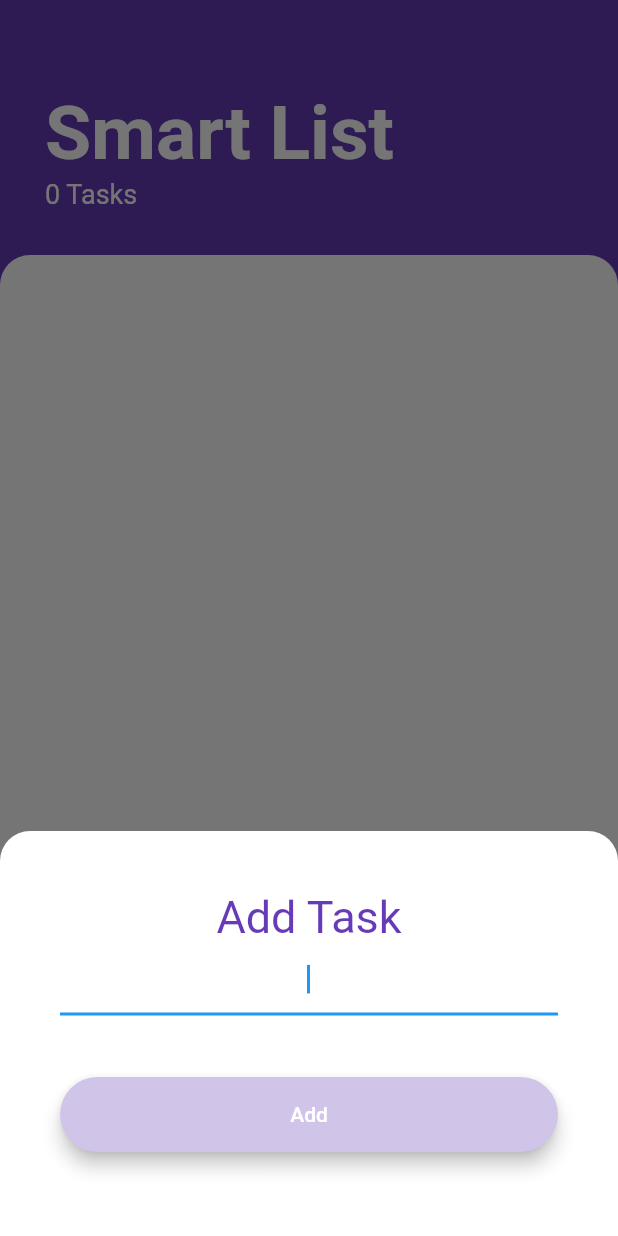
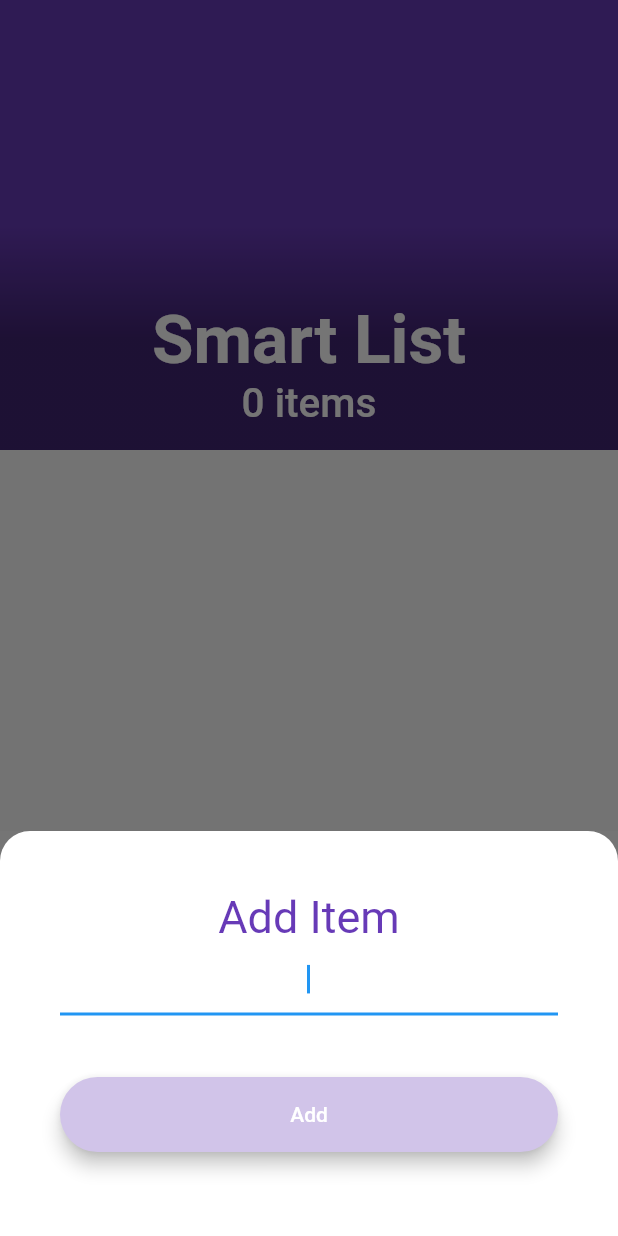
Before and after one commit to kaylanx/smartlist_flutter, a Flutter app: the screen it shows after launch, after a tap on the "add" icon, on a phone screen of 412 x 824 dp. Run offline on Flutter 3.47's test engine with Material 2 defaults, Android fonts, the phone set to English and light mode, and no system bars.

Commit message:
Refactoring names, made it use a SliverList

```diff
--- a/lib/main.dart
+++ b/lib/main.dart
@@ -1,7 +1,7 @@
 import 'package:flutter/material.dart';
 import 'package:provider/provider.dart';
-import 'package:todoey_flutter/models/tasks_model.dart';
-import 'package:todoey_flutter/screens/tasks_screen.dart';
+import 'package:todoey_flutter/models/list_items_model.dart';
+import 'package:todoey_flutter/screens/list_items_screen.dart';
 
 void main() {
   runApp(SmartListApp());
@@ -11,13 +11,13 @@ class SmartListApp extends StatelessWidget {
   @override
   Widget build(BuildContext context) {
     return ChangeNotifierProvider(
-      create: (_) => TasksModel(),
+      create: (_) => ListItemsModel(),
       child: MaterialApp(
         theme: Theme.of(context).copyWith(
           primaryColor: Colors.deepPurple,
           disabledColor: Colors.deepPurple[100],
         ),
-        home: TasksScreen(),
+        home: ListItemsScreen(),
       ),
     );
   }
--- a/lib/models/task.dart
+++ b/lib/models/list_item.dart
@@ -1,10 +1,10 @@
-class Task {
+class ListItem {
   final String name;
   bool _isDone = false;
 
   bool get isDone => _isDone;
 
-  Task({this.name});
+  ListItem({this.name});
 
   void toggleDone() {
     _isDone = !_isDone;
--- /dev/null
+++ b/lib/models/list_items_model.dart
@@ -0,0 +1,29 @@
+import 'dart:collection';
+
+import 'package:flutter/foundation.dart';
+import 'package:todoey_flutter/models/list_item.dart';
+
+class ListItemsModel with ChangeNotifier {
+  List<ListItem> _listItems
+  = [];
+  // = List.generate(20, (index) => ListItem(name: 'Shopping List Item ${index+1}'));
+
+  UnmodifiableListView<ListItem> get listItems => UnmodifiableListView(_listItems);
+
+  int get listItemsCount => _listItems.length;
+
+  void addListItem(ListItem listItem) {
+    _listItems.add(listItem);
+    notifyListeners();
+  }
+
+  void toggleListItemDone(ListItem listItem) {
+    listItem.toggleDone();
+    notifyListeners();
+  }
+
+  void removeListItem(ListItem listItem) {
+    _listItems.remove(listItem);
+    notifyListeners();
+  }
+}
--- a/lib/models/tasks_model.dart
+++ /dev/null
@@ -1,27 +0,0 @@
-import 'dart:collection';
-
-import 'package:flutter/foundation.dart';
-import 'package:todoey_flutter/models/task.dart';
-
-class TasksModel with ChangeNotifier {
-  List<Task> _tasks = [];
-
-  UnmodifiableListView<Task> get tasks => UnmodifiableListView(_tasks);
-
-  int get taskCount => _tasks.length;
-
-  void addTask(Task task) {
-    _tasks.add(task);
-    notifyListeners();
-  }
-
-  void toggleTaskDone(Task task) {
-    task.toggleDone();
-    notifyListeners();
-  }
-
-  void removeTask(Task task) {
-    _tasks.remove(task);
-    notifyListeners();
-  }
-}
--- a/lib/screens/add_task_screen.dart
+++ b/lib/screens/add_list_item_screen.dart
@@ -1,15 +1,15 @@
 import 'package:flutter/material.dart';
 import 'package:provider/provider.dart';
-import 'package:todoey_flutter/models/task.dart';
-import 'package:todoey_flutter/models/tasks_model.dart';
+import 'package:todoey_flutter/models/list_item.dart';
+import 'package:todoey_flutter/models/list_items_model.dart';
 import 'package:todoey_flutter/widgets/rounded_button.dart';
 
-class AddTaskScreen extends StatefulWidget {
+class AddListItemScreen extends StatefulWidget {
   @override
-  _AddTaskScreenState createState() => _AddTaskScreenState();
+  _AddListItemScreenState createState() => _AddListItemScreenState();
 }
 
-class _AddTaskScreenState extends State<AddTaskScreen> {
+class _AddListItemScreenState extends State<AddListItemScreen> {
 
   String text;
 
@@ -21,7 +21,7 @@ class _AddTaskScreenState extends State<AddTaskScreen> {
     final disabledColor = Theme.of(context).disabledColor;
 
     final Function onAddPressed = () {
-      context.read<TasksModel>().addTask(Task(name: text));
+      context.read<ListItemsModel>().addListItem(ListItem(name: text));
       Navigator.pop(context);
     };
 
@@ -40,7 +40,7 @@ class _AddTaskScreenState extends State<AddTaskScreen> {
           crossAxisAlignment: CrossAxisAlignment.stretch,
           children: [
             Text(
-              'Add Task',
+              'Add Item',
               textAlign: TextAlign.center,
               style: TextStyle(
                 fontSize: 30.0,
--- /dev/null
+++ b/lib/screens/list_items_screen.dart
@@ -0,0 +1,100 @@
+import 'package:flutter/material.dart';
+import 'package:provider/provider.dart';
+import 'package:todoey_flutter/models/list_items_model.dart';
+import 'package:todoey_flutter/screens/add_list_item_screen.dart';
+import 'package:todoey_flutter/widgets/list_items_list.dart';
+
+class ListItemsScreen extends StatelessWidget {
+  Widget build(BuildContext context) {
+    return Scaffold(
+      floatingActionButton: FloatingActionButton(
+        backgroundColor: Theme
+            .of(context)
+            .primaryColor,
+        child: Icon(Icons.add),
+        onPressed: () {
+          showModalBottomSheet(
+            context: context,
+            isScrollControlled: true,
+            builder: (context) =>
+                SingleChildScrollView(
+                  child: Container(
+                    padding: EdgeInsets.only(
+                      bottom: MediaQuery
+                          .of(context)
+                          .viewInsets
+                          .bottom,
+                    ),
+                    child: AddListItemScreen(),
+                  ),
+                ),
+          );
+        },
+      ),
+      body: CustomScrollView(
+        physics: const AlwaysScrollableScrollPhysics(),
+        slivers: <Widget>[
+          SliverAppBar(
+            pinned: true,
+            stretch: true,
+            expandedHeight: 300.0,
+            flexibleSpace: FlexibleSpaceBar(
+              stretchModes: <StretchMode>[
+                StretchMode.zoomBackground,
+                StretchMode.blurBackground,
+                StretchMode.fadeTitle,
+              ],
+              centerTitle: true,
+              title: Column(
+                mainAxisAlignment: MainAxisAlignment.end,
+                children: [
+                  Text(
+                    "Smart List",
+                    style: TextStyle(
+                      color: Colors.white,
+                      fontSize: 30.0,
+                      fontWeight: FontWeight.w700,
+                    ),
+                  ),
+                  Text(
+                    context
+                        .watch<ListItemsModel>()
+                        .listItemsCount == 1
+                        ? '${context
+                        .watch<ListItemsModel>()
+                        .listItemsCount} item'
+                        : '${context
+                        .watch<ListItemsModel>()
+                        .listItemsCount} items',
+                    style: TextStyle(
+                      color: Colors.white,
+                      fontSize: 18.0,
+                    ),
+                  )
+                ],
+              ),
+              background: Stack(
+                fit: StackFit.expand,
+                children: [
+                  DecoratedBox(
+                    decoration: BoxDecoration(
+                      gradient: LinearGradient(
+                        begin: Alignment(0.0, 0.5),
+                        end: Alignment(0.0, 0.0),
+                        colors: <Color>[
+                          Color(0x60000000),
+                          Color(0x00000000),
+                        ],
+                      ),
+                    ),
+                  ),
+                ],
+              ),
+            ),
+          ),
+          SliverSafeArea(sliver: ListItemsList()),
+        ],
+      ),
+    );
+  }
+}
--- a/lib/screens/tasks_screen.dart
+++ /dev/null
@@ -1,81 +0,0 @@
-import 'package:flutter/material.dart';
-import 'package:provider/provider.dart';
-import 'package:todoey_flutter/models/tasks_model.dart';
-import 'package:todoey_flutter/screens/add_task_screen.dart';
-import 'package:todoey_flutter/widgets/tasks_list.dart';
-
-class TasksScreen extends StatelessWidget {
-  @override
-  Widget build(BuildContext context) {
-
-    final primaryColor = Theme.of(context).primaryColor;
-
-    return Scaffold(
-      backgroundColor: primaryColor,
-      floatingActionButton: FloatingActionButton(
-        backgroundColor: primaryColor,
-        child: Icon(Icons.add),
-        onPressed: () {
-          showModalBottomSheet(
-            context: context,
-            isScrollControlled: true,
-            builder: (context) => SingleChildScrollView(
-              child: Container(
-                padding: EdgeInsets.only(
-                  bottom: MediaQuery.of(context).viewInsets.bottom,
-                ),
-                child: AddTaskScreen(),
-              ),
-            ),
-          );
-        },
-      ),
-      body: Column(
-        crossAxisAlignment: CrossAxisAlignment.start,
-        children: [
-          Container(
-            padding: EdgeInsets.only(
-              top: 60.0,
-              left: 30.0,
-              right: 30.0,
-              bottom: 30.0,
-            ),
-            child: Column(
-              crossAxisAlignment: CrossAxisAlignment.start,
-              children: [
-                Text(
-                  "Smart List",
-                  style: TextStyle(
-                    color: Colors.white,
-                    fontSize: 50.0,
-                    fontWeight: FontWeight.w700,
-                  ),
-                ),
-                Text(
-                  "${context.watch<TasksModel>().taskCount} Tasks",
-                  style: TextStyle(
-                    color: Colors.white,
-                    fontSize: 18.0,
-                  ),
-                ),
-              ],
-            ),
-          ),
-          Expanded(
-            child: Container(
-              padding: EdgeInsets.symmetric(horizontal: 20.0),
-              decoration: BoxDecoration(
-                color: Colors.white,
-                borderRadius: BorderRadius.only(
-                  topLeft: Radius.circular(20.0),
-                  topRight: Radius.circular(20.0),
-                ),
-              ),
-              child: TasksList(),
-            ),
-          )
-        ],
-      ),
-    );
-  }
-}
--- /dev/null
+++ b/lib/widgets/list_items_list.dart
@@ -0,0 +1,59 @@
+import 'package:flutter/material.dart';
+import 'package:provider/provider.dart';
+import 'package:todoey_flutter/models/list_items_model.dart';
+import 'package:todoey_flutter/widgets/list_item_tile.dart';
+
+class ListItemsList extends StatelessWidget {
+  @override
+  Widget build(BuildContext context) {
+    return Consumer<ListItemsModel>(
+      builder: (context, listItemsModel, child) {
+        return SliverList(
+          delegate: SliverChildBuilderDelegate(
+                (context, index) {
+              final currentListItem = listItemsModel.listItems[index];
+              return Dismissible(
+                key: UniqueKey(),
+                direction: DismissDirection.endToStart,
+                background: Container(
+                  color: Colors.red,
+                  padding: EdgeInsets.all(16.0),
+                  child: Row(
+                    mainAxisAlignment: MainAxisAlignment.end,
+                    children: [
+                      deleteLabel(),
+                    ],
+                  ),
+                ),
+                onDismissed: (direction) {
+                  listItemsModel.removeListItem(currentListItem);
+                  ScaffoldMessenger.of(context).showSnackBar(
+                      SnackBar(content: Text('${currentListItem.name} removed')));
+                },
+                child: ListItemTile(
+                  listItemTitle: currentListItem.name,
+                  isChecked: currentListItem.isDone,
+                  onCheckboxToggled: (bool checkboxState) {
+                    listItemsModel.toggleListItemDone(currentListItem);
+                  },
+                  onLongPress: () {
+                    listItemsModel.removeListItem(currentListItem);
+                  },
+                ),
+              );
+            },
+            childCount: listItemsModel.listItemsCount,
+          ),
+        );
+      },
+    );
+  }
+
+  Widget deleteLabel() => Text(
+        'Delete',
+        style: TextStyle(
+          fontSize: 16.0,
+          color: Colors.white,
+        ),
+      );
+}
--- a/lib/widgets/tasks_list.dart
+++ /dev/null
@@ -1,57 +0,0 @@
-import 'package:flutter/material.dart';
-import 'package:provider/provider.dart';
-import 'package:todoey_flutter/models/tasks_model.dart';
-import 'package:todoey_flutter/widgets/task_tile.dart';
-
-class TasksList extends StatelessWidget {
-  @override
-  Widget build(BuildContext context) {
-    return Consumer<TasksModel>(
-      builder: (context, taskModel, child) {
-        return ListView.builder(
-          itemCount: taskModel.taskCount,
-          itemBuilder: (context, index) {
-            final currentTask = taskModel.tasks[index];
-            return Dismissible(
-              key: Key(currentTask.name),
-              direction: DismissDirection.endToStart,
-              background: Container(
-                color: Colors.red,
-                padding: EdgeInsets.all(16.0),
-                child: Row(
-                  mainAxisAlignment: MainAxisAlignment.end,
-                  children: [
-                    deleteLabel(),
-                  ],
-                ),
-              ),
-              onDismissed: (direction) {
-                taskModel.removeTask(currentTask);
-                ScaffoldMessenger.of(context).showSnackBar(
-                    SnackBar(content: Text('${currentTask.name} removed')));
-              },
-              child: TaskTile(
-                taskTitle: currentTask.name,
-                isChecked: currentTask.isDone,
-                onCheckboxToggled: (bool checkboxState) {
-                  taskModel.toggleTaskDone(currentTask);
-                },
-                onLongPress: () {
-                  taskModel.removeTask(currentTask);
-                },
-              ),
-            );
-          },
-        ).build(context);
-      },
-    );
-  }
-
-  Widget deleteLabel() => Text(
-        'Delete',
-        style: TextStyle(
-          fontSize: 16.0,
-          color: Colors.white,
-        ),
-      );
-}
```
Also changed, not shown: lib/widgets/list_item_tile.dart (renamed from lib/widgets/task_tile.dart, +5 -5 lines), 3 other files.
